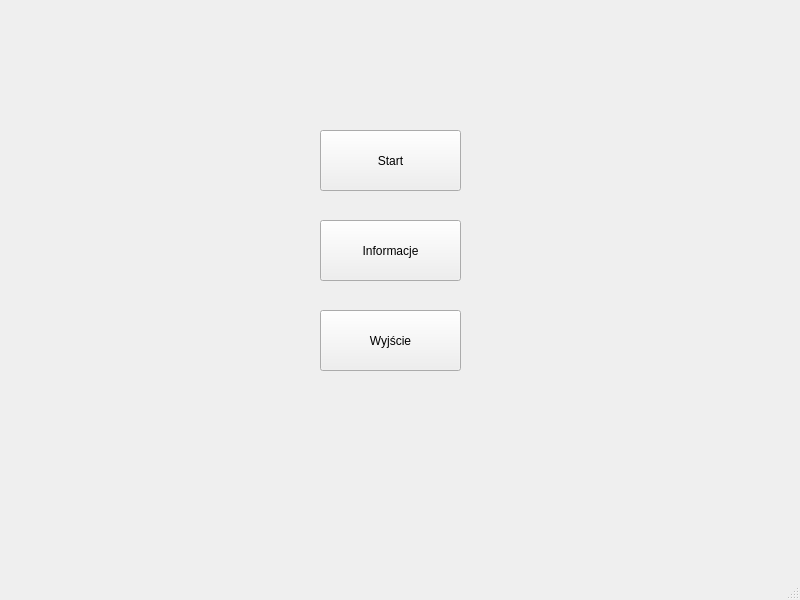
MBuczma/Encyklopedia, file GlowneOkno.ui: the form before one commit.
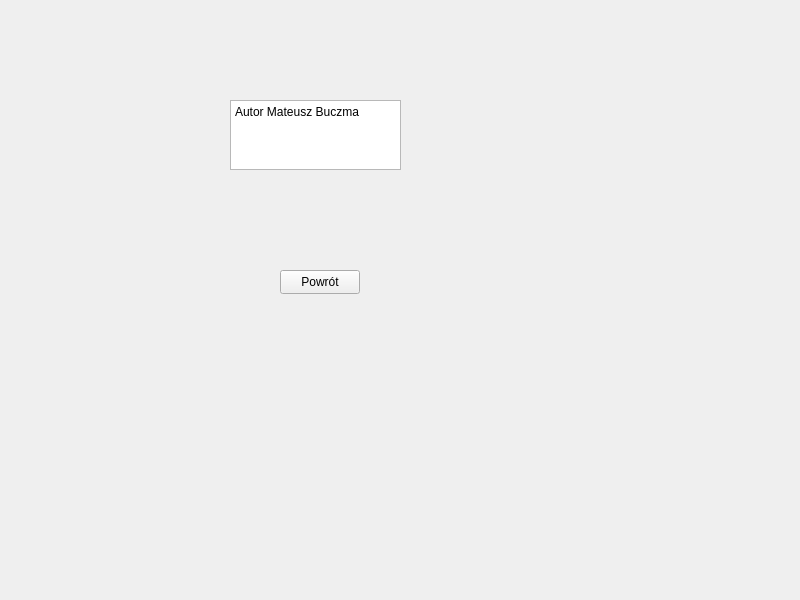
The form after the commit. The open tabs and pages were chosen to show the change.

Patch:
```diff
--- a/GlowneOkno.ui
+++ b/GlowneOkno.ui
@@ -13,12 +13,51 @@
   <property name="windowTitle">
    <string>Encyklopedia podzespołów komputerowych</string>
   </property>
-  <widget class="QWidget" name="centralwidget">
+  <widget class="QWidget" name="centralWidget">
+   <widget class="QStackedWidget" name="stackedWidget">
+    <property name="geometry">
+     <rect>
+      <x>160</x>
+      <y>40</y>
+      <width>311</width>
+      <height>411</height>
+     </rect>
+    </property>
+    <property name="currentIndex">
+     <number>0</number>
+    </property>
+    <widget class="QWidget" name="page">
+     <widget class="QPushButton" name="pushButtonStart">
+      <property name="geometry">
+       <rect>
+        <x>50</x>
+        <y>40</y>
+        <width>141</width>
+        <height>61</height>
+       </rect>
+      </property>
+      <property name="text">
+       <string>Start</string>
+      </property>
+     </widget>
+     <widget class="QPushButton" name="pushButtonInformacje">
+      <property name="geometry">
+       <rect>
+        <x>50</x>
+        <y>130</y>
+        <width>141</width>
+        <height>61</height>
+       </rect>
+      </property>
+      <property name="text">
+       <string>Informacje</string>
+      </property>
+     </widget>
    <widget class="QPushButton" name="pushButtonWyjscie">
     <property name="geometry">
      <rect>
-      <x>320</x>
-      <y>310</y>
+        <x>50</x>
+        <y>230</y>
       <width>141</width>
       <height>61</height>
      </rect>
@@ -30,34 +69,47 @@
      <bool>false</bool>
     </property>
    </widget>
-   <widget class="QPushButton" name="pushButtonInformacje">
+    </widget>
+    <widget class="QWidget" name="page_2">
+     <widget class="QPushButton" name="pushButtonPowrot">
     <property name="geometry">
      <rect>
-      <x>320</x>
-      <y>220</y>
-      <width>141</width>
-      <height>61</height>
+        <x>120</x>
+        <y>230</y>
+        <width>80</width>
+        <height>24</height>
      </rect>
     </property>
     <property name="text">
-     <string>Informacje</string>
-    </property>
-   </widget>
-   <widget class="QPushButton" name="pushButtonStart">
+       <string>Powrót</string>
+      </property>
+     </widget>
+     <widget class="QTextEdit" name="textEdit">
     <property name="geometry">
      <rect>
-      <x>320</x>
-      <y>130</y>
-      <width>141</width>
-      <height>61</height>
-     </rect>
-    </property>
-    <property name="text">
-     <string>Start</string>
-    </property>
-   </widget>
-  </widget>
-  <widget class="QStatusBar" name="statusbar"/>
+        <x>70</x>
+        <y>60</y>
+        <width>171</width>
+        <height>70</height>
+       </rect>
+      </property>
+      <property name="readOnly">
+       <bool>true</bool>
+      </property>
+      <property name="html">
+       <string>&lt;!DOCTYPE HTML PUBLIC &quot;-//W3C//DTD HTML 4.0//EN&quot; &quot;http://www.w3.org/TR/REC-html40/strict.dtd&quot;&gt;
+&lt;html&gt;&lt;head&gt;&lt;meta name=&quot;qrichtext&quot; content=&quot;1&quot; /&gt;&lt;meta charset=&quot;utf-8&quot; /&gt;&lt;style type=&quot;text/css&quot;&gt;
+p, li { white-space: pre-wrap; }
+hr { height: 1px; border-width: 0; }
+li.unchecked::marker { content: &quot;\2610&quot;; }
+li.checked::marker { content: &quot;\2612&quot;; }
+&lt;/style&gt;&lt;/head&gt;&lt;body style=&quot; font-family:'Segoe UI'; font-size:9pt; font-weight:400; font-style:normal;&quot;&gt;
+&lt;p style=&quot; margin-top:0px; margin-bottom:0px; margin-left:0px; margin-right:0px; -qt-block-indent:0; text-indent:0px;&quot;&gt;Autor Mateusz Buczma&lt;/p&gt;&lt;/body&gt;&lt;/html&gt;</string>
+      </property>
+     </widget>
+    </widget>
+   </widget>
+  </widget>
  </widget>
  <resources/>
  <connections/>
```
Lines whose indentation alone changed are shown as unchanged.
